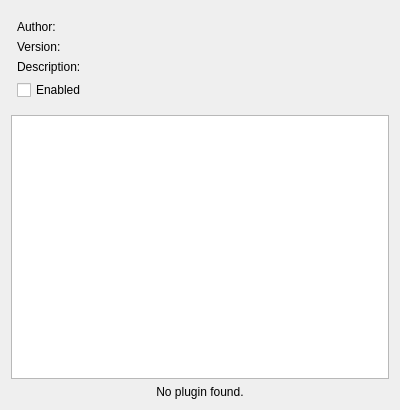
Above: src/settingsdialogextensioninfo.ui from ModOrganizer2/modorganizer before the change. Below: the same form after it.
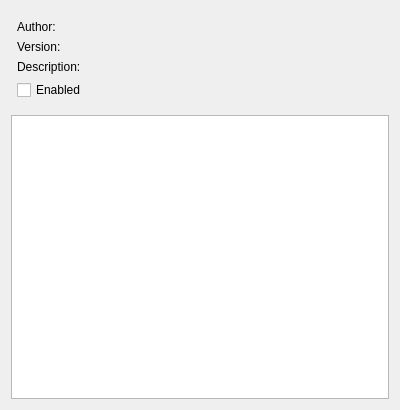
That is the form after the change.

```diff
--- a/src/settingsdialogextensioninfo.ui
+++ b/src/settingsdialogextensioninfo.ui
@@ -101,41 +101,20 @@
      <property name="indentation">
       <number>0</number>
      </property>
-     <property name="rootIsDecorated">
-      <bool>false</bool>
+     <property name="headerHidden">
+      <bool>true</bool>
      </property>
-     <property name="itemsExpandable">
-      <bool>false</bool>
-     </property>
-     <property name="expandsOnDoubleClick">
-      <bool>false</bool>
+     <property name="columnCount">
+      <number>1</number>
      </property>
      <attribute name="headerVisible">
       <bool>false</bool>
      </attribute>
-     <attribute name="headerDefaultSectionSize">
-      <number>170</number>
-     </attribute>
      <column>
       <property name="text">
        <string>Key</string>
       </property>
      </column>
-     <column>
-      <property name="text">
-       <string>Value</string>
-      </property>
-     </column>
-    </widget>
-   </item>
-   <item>
-    <widget class="QLabel" name="noPluginLabel">
-     <property name="text">
-      <string>No plugin found.</string>
-     </property>
-     <property name="alignment">
-      <set>Qt::AlignCenter</set>
-     </property>
     </widget>
    </item>
   </layout>
```
